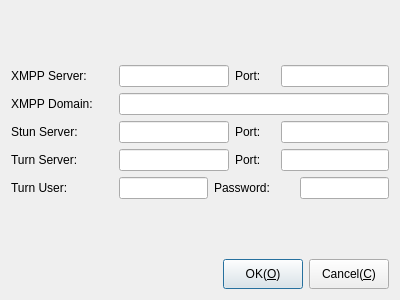
Qt form Widgets/FrmLogin/DlgLoginSettings.ui (KangLin/RabbitIm) before a commit.
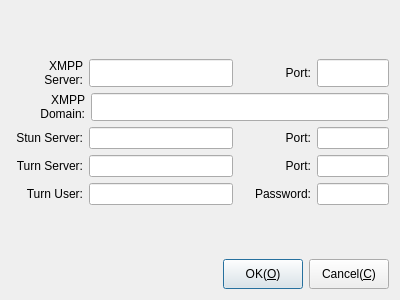
The same form after that commit. Icons and pictures are not drawn.

What changed in the file:
```diff
--- a/Widgets/FrmLogin/DlgLoginSettings.ui
+++ b/Widgets/FrmLogin/DlgLoginSettings.ui
@@ -33,13 +33,13 @@
       <widget class="QLabel" name="label_7">
        <property name="sizePolicy">
         <sizepolicy hsizetype="Preferred" vsizetype="Preferred">
-         <horstretch>0</horstretch>
+         <horstretch>1</horstretch>
          <verstretch>0</verstretch>
         </sizepolicy>
        </property>
        <property name="minimumSize">
         <size>
-         <width>102</width>
+         <width>0</width>
          <height>0</height>
         </size>
        </property>
@@ -52,6 +52,9 @@
        <property name="text">
         <string>XMPP Server:</string>
        </property>
+       <property name="alignment">
+        <set>Qt::AlignRight|Qt::AlignTrailing|Qt::AlignVCenter</set>
+       </property>
        <property name="wordWrap">
         <bool>true</bool>
        </property>
@@ -60,8 +63,8 @@
      <item>
       <widget class="QLineEdit" name="txtXmppServer">
        <property name="sizePolicy">
-        <sizepolicy hsizetype="Expanding" vsizetype="Preferred">
-         <horstretch>0</horstretch>
+        <sizepolicy hsizetype="Preferred" vsizetype="Preferred">
+         <horstretch>2</horstretch>
          <verstretch>0</verstretch>
         </sizepolicy>
        </property>
@@ -83,13 +86,13 @@
       <widget class="QLabel" name="label_8">
        <property name="sizePolicy">
         <sizepolicy hsizetype="Preferred" vsizetype="Preferred">
-         <horstretch>0</horstretch>
+         <horstretch>1</horstretch>
          <verstretch>0</verstretch>
         </sizepolicy>
        </property>
        <property name="minimumSize">
         <size>
-         <width>40</width>
+         <width>0</width>
          <height>0</height>
         </size>
        </property>
@@ -102,6 +105,9 @@
        <property name="text">
         <string>Port:</string>
        </property>
+       <property name="alignment">
+        <set>Qt::AlignRight|Qt::AlignTrailing|Qt::AlignVCenter</set>
+       </property>
        <property name="wordWrap">
         <bool>true</bool>
        </property>
@@ -111,7 +117,7 @@
       <widget class="QLineEdit" name="txtXmppPort">
        <property name="sizePolicy">
         <sizepolicy hsizetype="Preferred" vsizetype="Preferred">
-         <horstretch>0</horstretch>
+         <horstretch>1</horstretch>
          <verstretch>0</verstretch>
         </sizepolicy>
        </property>
@@ -137,13 +143,13 @@
       <widget class="QLabel" name="label_11">
        <property name="sizePolicy">
         <sizepolicy hsizetype="Preferred" vsizetype="Preferred">
-         <horstretch>0</horstretch>
+         <horstretch>1</horstretch>
          <verstretch>0</verstretch>
         </sizepolicy>
        </property>
        <property name="minimumSize">
         <size>
-         <width>102</width>
+         <width>0</width>
          <height>0</height>
         </size>
        </property>
@@ -156,6 +162,9 @@
        <property name="text">
         <string>XMPP Domain:</string>
        </property>
+       <property name="alignment">
+        <set>Qt::AlignRight|Qt::AlignTrailing|Qt::AlignVCenter</set>
+       </property>
        <property name="wordWrap">
         <bool>true</bool>
        </property>
@@ -165,7 +174,7 @@
       <widget class="QLineEdit" name="txtXmppDomain">
        <property name="sizePolicy">
         <sizepolicy hsizetype="Expanding" vsizetype="Preferred">
-         <horstretch>0</horstretch>
+         <horstretch>4</horstretch>
          <verstretch>0</verstretch>
         </sizepolicy>
        </property>
@@ -191,13 +200,13 @@
       <widget class="QLabel" name="label_3">
        <property name="sizePolicy">
         <sizepolicy hsizetype="Preferred" vsizetype="Preferred">
-         <horstretch>0</horstretch>
+         <horstretch>1</horstretch>
          <verstretch>0</verstretch>
         </sizepolicy>
        </property>
        <property name="minimumSize">
         <size>
-         <width>102</width>
+         <width>0</width>
          <height>0</height>
         </size>
        </property>
@@ -210,6 +219,9 @@
        <property name="text">
         <string>Stun Server:</string>
        </property>
+       <property name="alignment">
+        <set>Qt::AlignRight|Qt::AlignTrailing|Qt::AlignVCenter</set>
+       </property>
        <property name="wordWrap">
         <bool>true</bool>
        </property>
@@ -219,7 +231,7 @@
       <widget class="QLineEdit" name="txtStunServer">
        <property name="sizePolicy">
         <sizepolicy hsizetype="Expanding" vsizetype="Preferred">
-         <horstretch>0</horstretch>
+         <horstretch>2</horstretch>
          <verstretch>0</verstretch>
         </sizepolicy>
        </property>
@@ -241,13 +253,13 @@
       <widget class="QLabel" name="label_4">
        <property name="sizePolicy">
         <sizepolicy hsizetype="Preferred" vsizetype="Preferred">
-         <horstretch>0</horstretch>
+         <horstretch>1</horstretch>
          <verstretch>0</verstretch>
         </sizepolicy>
        </property>
        <property name="minimumSize">
         <size>
-         <width>40</width>
+         <width>0</width>
          <height>0</height>
         </size>
        </property>
@@ -260,6 +272,9 @@
        <property name="text">
         <string>Port:</string>
        </property>
+       <property name="alignment">
+        <set>Qt::AlignRight|Qt::AlignTrailing|Qt::AlignVCenter</set>
+       </property>
        <property name="wordWrap">
         <bool>true</bool>
        </property>
@@ -269,7 +284,7 @@
       <widget class="QLineEdit" name="txtStunPort">
        <property name="sizePolicy">
         <sizepolicy hsizetype="Preferred" vsizetype="Preferred">
-         <horstretch>0</horstretch>
+         <horstretch>1</horstretch>
          <verstretch>0</verstretch>
         </sizepolicy>
        </property>
@@ -295,13 +310,13 @@
       <widget class="QLabel" name="label_5">
        <property name="sizePolicy">
         <sizepolicy hsizetype="Preferred" vsizetype="Preferred">
-         <horstretch>0</horstretch>
+         <horstretch>1</horstretch>
          <verstretch>0</verstretch>
         </sizepolicy>
        </property>
        <property name="minimumSize">
         <size>
-         <width>102</width>
+         <width>0</width>
          <height>0</height>
         </size>
        </property>
@@ -314,6 +329,9 @@
        <property name="text">
         <string>Turn Server:</string>
        </property>
+       <property name="alignment">
+        <set>Qt::AlignRight|Qt::AlignTrailing|Qt::AlignVCenter</set>
+       </property>
        <property name="wordWrap">
         <bool>true</bool>
        </property>
@@ -323,7 +341,7 @@
       <widget class="QLineEdit" name="txtTurnServer">
        <property name="sizePolicy">
         <sizepolicy hsizetype="Expanding" vsizetype="Preferred">
-         <horstretch>0</horstretch>
+         <horstretch>2</horstretch>
          <verstretch>0</verstretch>
         </sizepolicy>
        </property>
@@ -345,13 +363,13 @@
       <widget class="QLabel" name="label_6">
        <property name="sizePolicy">
         <sizepolicy hsizetype="Preferred" vsizetype="Preferred">
-         <horstretch>0</horstretch>
+         <horstretch>1</horstretch>
          <verstretch>0</verstretch>
         </sizepolicy>
        </property>
        <property name="minimumSize">
         <size>
-         <width>40</width>
+         <width>0</width>
          <height>0</height>
         </size>
        </property>
@@ -364,6 +382,9 @@
        <property name="text">
         <string>Port:</string>
        </property>
+       <property name="alignment">
+        <set>Qt::AlignRight|Qt::AlignTrailing|Qt::AlignVCenter</set>
+       </property>
        <property name="wordWrap">
         <bool>true</bool>
        </property>
@@ -373,7 +394,7 @@
       <widget class="QLineEdit" name="txtTurnPort">
        <property name="sizePolicy">
         <sizepolicy hsizetype="Preferred" vsizetype="Preferred">
-         <horstretch>0</horstretch>
+         <horstretch>1</horstretch>
          <verstretch>0</verstretch>
         </sizepolicy>
        </property>
@@ -399,13 +420,13 @@
       <widget class="QLabel" name="label_9">
        <property name="sizePolicy">
         <sizepolicy hsizetype="Preferred" vsizetype="Preferred">
-         <horstretch>0</horstretch>
+         <horstretch>1</horstretch>
          <verstretch>0</verstretch>
         </sizepolicy>
        </property>
        <property name="minimumSize">
         <size>
-         <width>102</width>
+         <width>0</width>
          <height>0</height>
         </size>
        </property>
@@ -418,6 +439,9 @@
        <property name="text">
         <string>Turn User:</string>
        </property>
+       <property name="alignment">
+        <set>Qt::AlignRight|Qt::AlignTrailing|Qt::AlignVCenter</set>
+       </property>
        <property name="wordWrap">
         <bool>true</bool>
        </property>
@@ -427,7 +451,7 @@
       <widget class="QLineEdit" name="txtUser">
        <property name="sizePolicy">
         <sizepolicy hsizetype="Expanding" vsizetype="Preferred">
-         <horstretch>0</horstretch>
+         <horstretch>2</horstretch>
          <verstretch>0</verstretch>
         </sizepolicy>
        </property>
@@ -449,13 +473,13 @@
       <widget class="QLabel" name="label_10">
        <property name="sizePolicy">
         <sizepolicy hsizetype="Preferred" vsizetype="Preferred">
-         <horstretch>0</horstretch>
+         <horstretch>1</horstretch>
          <verstretch>0</verstretch>
         </sizepolicy>
        </property>
        <property name="minimumSize">
         <size>
-         <width>80</width>
+         <width>0</width>
          <height>0</height>
         </size>
        </property>
@@ -468,6 +492,9 @@
        <property name="text">
         <string>Password:</string>
        </property>
+       <property name="alignment">
+        <set>Qt::AlignRight|Qt::AlignTrailing|Qt::AlignVCenter</set>
+       </property>
        <property name="wordWrap">
         <bool>true</bool>
        </property>
@@ -477,7 +504,7 @@
       <widget class="QLineEdit" name="txtPassword">
        <property name="sizePolicy">
         <sizepolicy hsizetype="Preferred" vsizetype="Preferred">
-         <horstretch>0</horstretch>
+         <horstretch>1</horstretch>
          <verstretch>0</verstretch>
         </sizepolicy>
        </property>
```
Left out of the diff: 2 changed lines with no effect on the pictures.
